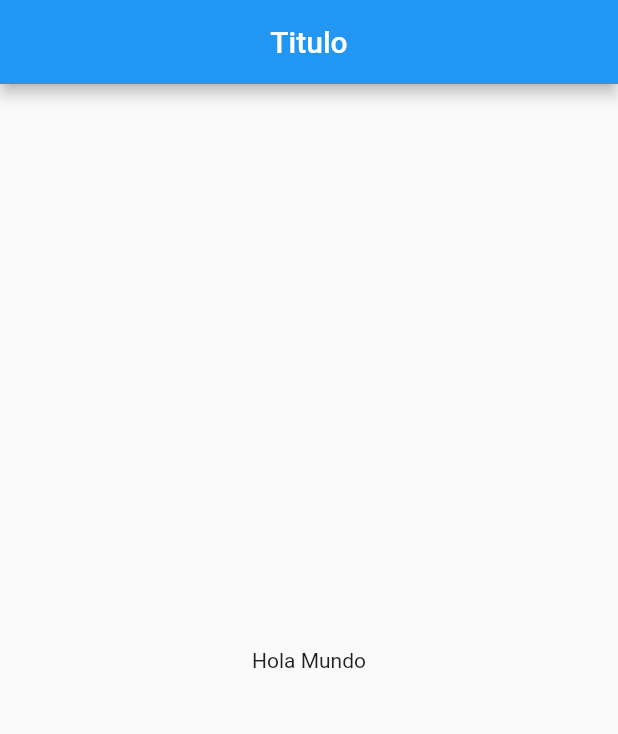
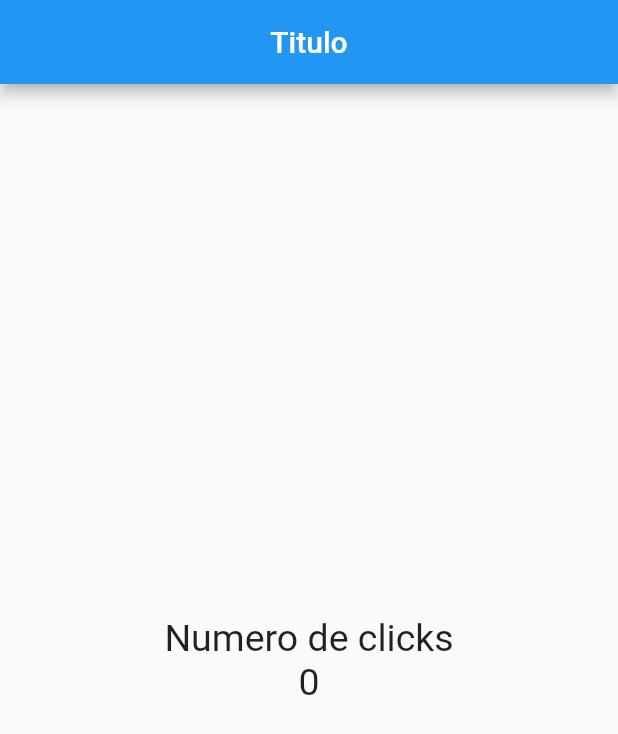
Before and after one commit to HustavoJhon/practice, a Flutter app: the screen it shows after launch, on a phone screen of 412 x 824 dp. Shown: the top 734 px of the screen. Run offline on Flutter 3.47's test engine with Material 2 defaults, Android fonts, the phone set to English and light mode, and no system bars.

Commit message:
columnas y estilos

```diff
--- a/lib/src/pages/home_page.dart
+++ b/lib/src/pages/home_page.dart
@@ -1,6 +1,8 @@
 import 'package:flutter/material.dart';
 
 class HomePage extends StatelessWidget {
+  TextStyle estiloTexto = new TextStyle(fontSize: 25);
+
   @override
   Widget build(BuildContext context) {
     return Scaffold(
@@ -8,7 +10,21 @@ class HomePage extends StatelessWidget {
         title: Text('Titulo'),
         centerTitle: true,
       ),
-      body: Center(child: Text('Hola Mundo')),
+      body: Center(
+        child: Column(
+          mainAxisAlignment: MainAxisAlignment.center,
+          children: <Widget>[
+            Text(
+              'Numero de clicks',
+              style: estiloTexto,
+            ),
+            Text(
+              '0',
+              style: estiloTexto,
+            )
+          ],
+        ),
+      ),
     );
   }
 }
```
